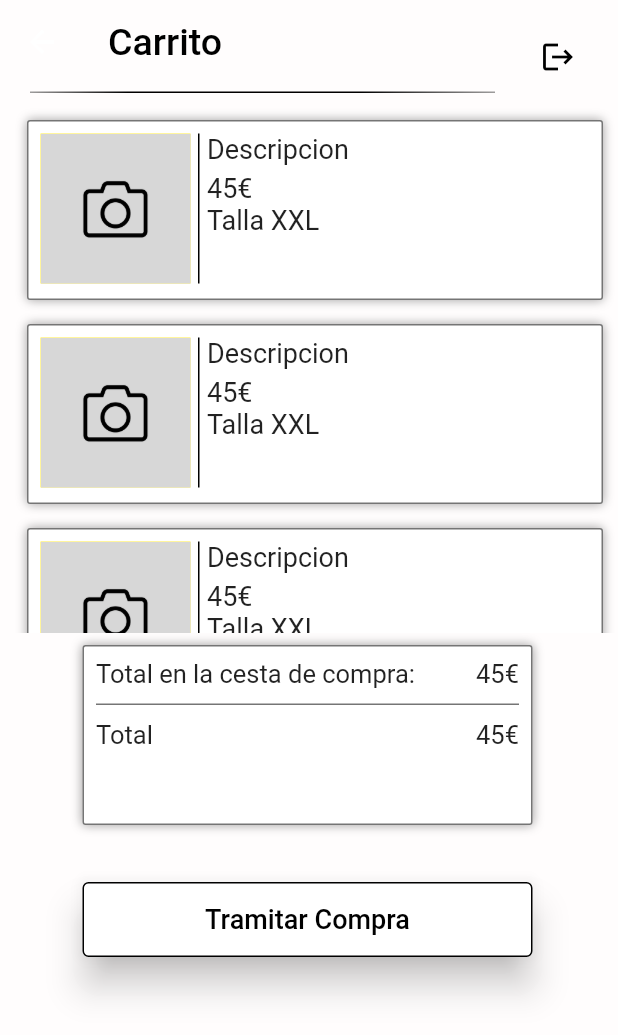
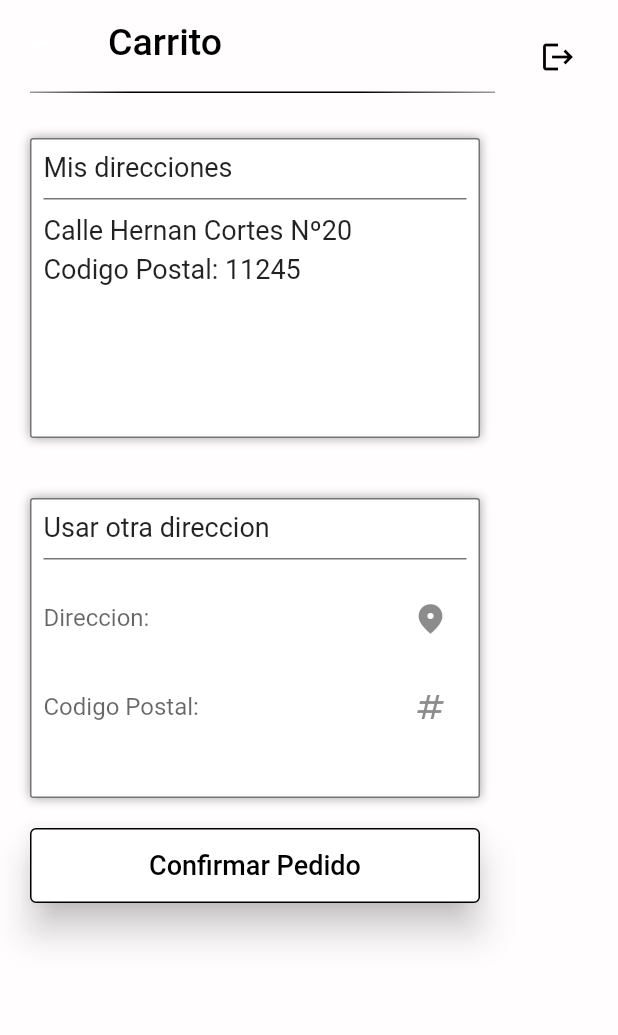
Before and after one commit to Vctrmp1317/zaragoza_app, a Flutter app: the SearchScreen screen opened by its route, scrolled down 300 dp, after a tap on the "shopping bag" icon, after a tap on "Tramitar Compra", on a phone screen of 412 x 824 dp. Shown: the top 1035 px of the screen. Run offline on Flutter 3.47's test engine with Material 2 defaults, Android fonts, the light colour scheme and no system bars; our stand-ins replace avatar_glow, cool_alert, flutter_tts, fluttertoast, image_picker, speech_to_text; missing offline and left inert: dart:html.

Commit message:
Order Screen

```diff
--- a/lib/router/app_routes.dart
+++ b/lib/router/app_routes.dart
@@ -42,6 +42,11 @@ class AppRoutes {
         name: 'Shopping Cart Screen',
         screen: const ShoppingCartScreen(),
         icon: Icons.account_balance_outlined),
+    MenuOption(
+        route: 'orderscreen',
+        name: 'Order Screen',
+        screen: const OrderScreen(),
+        icon: Icons.account_balance_outlined),
   ];
 
   static Map<String, Widget Function(BuildContext)> getAppRoutes() {
--- /dev/null
+++ b/lib/screens/order_screen.dart
@@ -0,0 +1,246 @@
+import 'dart:async';
+import 'dart:io';
+
+import 'package:cool_alert/cool_alert.dart';
+import 'package:flutter/material.dart';
+import 'package:flutter/services.dart';
+import 'package:flutter_tts/flutter_tts.dart';
+import 'package:fluttertoast/fluttertoast.dart';
+import 'package:image_picker/image_picker.dart';
+import 'package:provider/provider.dart';
+import 'package:zaragoza_app/providers/add_form_provider.dart';
+import 'package:zaragoza_app/screens/screens.dart';
+
+final ttsOrder = FlutterTts();
+
+class OrderScreen extends StatefulWidget {
+  const OrderScreen({Key? key}) : super(key: key);
+
+  @override
+  State<OrderScreen> createState() => _OrderScreenState();
+}
+
+class _OrderScreenState extends State<OrderScreen> {
+  @override
+  Widget build(BuildContext context) {
+    ttsOrder.awaitSpeakCompletion(true);
+    ttsOrder.speak('Estas en la pantalla de trámite de pedido');
+    return Scaffold(
+        appBar: _appbar(context),
+        body: SingleChildScrollView(
+          child: Column(
+            crossAxisAlignment: CrossAxisAlignment.start,
+            children: [
+              const _dividerLine(),
+              Column(
+                // ignore: prefer_const_literals_to_create_immutables
+                children: [
+                  const SizedBox(height: 5),
+                  Container(
+                    margin: const EdgeInsets.all(20),
+                    decoration: BoxDecoration(
+                        border: Border.all(color: Colors.black54),
+                        color: Colors.white,
+                        borderRadius: BorderRadius.circular(2),
+                        // ignore: prefer_const_literals_to_create_immutables
+                        boxShadow: [
+                          const BoxShadow(
+                            color: Colors.black38,
+                            blurRadius: 5,
+                            offset: Offset(0, 0),
+                          )
+                        ]),
+                    width: 300,
+                    height: 200,
+                    padding: const EdgeInsets.all(8.0),
+                    child: Column(
+                      children: [
+                        Row(
+                          // ignore: prefer_const_literals_to_create_immutables
+                          children: [
+                            const Text('Mis direcciones',
+                                style: TextStyle(fontSize: 18)),
+                          ],
+                        ),
+                        Container(
+                            height: 1,
+                            width: 300,
+                            color: Colors.black54,
+                            margin: const EdgeInsets.only(top: 10, bottom: 10)),
+                        Row(
+                          // ignore: prefer_const_literals_to_create_immutables
+                          children: [
+                            const Text('Calle Hernan Cortes Nº20',
+                                style: TextStyle(fontSize: 18)),
+                          ],
+                        ),
+                        const SizedBox(
+                          height: 5,
+                        ),
+                        Row(
+                          // ignore: prefer_const_literals_to_create_immutables
+                          children: [
+                            const Text('Codigo Postal: 11245',
+                                style: TextStyle(fontSize: 18)),
+                          ],
+                        ),
+                      ],
+                    ),
+                  ),
+                  Container(
+                    margin: const EdgeInsets.all(20),
+                    decoration: BoxDecoration(
+                        border: Border.all(color: Colors.black54),
+                        color: Colors.white,
+                        borderRadius: BorderRadius.circular(2),
+                        // ignore: prefer_const_literals_to_create_immutables
+                        boxShadow: [
+                          const BoxShadow(
+                            color: Colors.black38,
+                            blurRadius: 5,
+                            offset: Offset(0, 0),
+                          )
+                        ]),
+                    width: 300,
+                    height: 200,
+                    padding: const EdgeInsets.all(8.0),
+                    child: Column(
+                      children: [
+                        Row(
+                          // ignore: prefer_const_literals_to_create_immutables
+                          children: [
+                            const Text('Usar otra direccion',
+                                style: TextStyle(fontSize: 18)),
+                          ],
+                        ),
+                        Container(
+                            height: 1,
+                            width: 300,
+                            color: Colors.black54,
+                            margin: const EdgeInsets.only(top: 10, bottom: 10)),
+                        Form(
+                            child: Column(
+                          children: [
+                            TextFormField(
+                              autocorrect: false,
+                              keyboardType: TextInputType.emailAddress,
+                              decoration: const InputDecoration(
+                                focusColor: Colors.black,
+                                hintText: 'Direccion:',
+                                labelText: 'Direccion:',
+                                suffixIcon: Icon(Icons.fmd_good_sharp),
+                                border: InputBorder.none,
+                              ),
+                            ),
+                            TextFormField(
+                              autocorrect: false,
+                              keyboardType: TextInputType.number,
+                              decoration: const InputDecoration(
+                                focusColor: Colors.black,
+                                hintText: 'Codigo Postal:',
+                                labelText: 'Codigo Postal:',
+                                suffixIcon: Icon(Icons.numbers),
+                                border: InputBorder.none,
+                              ),
+                            ),
+                          ],
+                        ))
+                      ],
+                    ),
+                  ),
+                  ElevatedButton(
+                      style: ButtonStyle(
+                          shadowColor: MaterialStateProperty.all(Colors.black),
+                          side: MaterialStateProperty.all(
+                              const BorderSide(color: Colors.black)),
+                          elevation: MaterialStateProperty.all(10),
+                          fixedSize:
+                              MaterialStateProperty.all(const Size(300, 50)),
+                          backgroundColor:
+                              MaterialStateProperty.all(Colors.white)),
+                      onPressed: () {
+                        ttsOrder.speak('Pedido efectuado con exito');
+                        Fluttertoast.showToast(
+                            msg: "Pedido efectuado con exito",
+                            toastLength: Toast.LENGTH_SHORT,
+                            gravity: ToastGravity.CENTER,
+                            timeInSecForIosWeb: 1,
+                            backgroundColor: Colors.green,
+                            textColor: Colors.black,
+                            fontSize: 16.0);
+                        Timer(const Duration(seconds: 1), () {
+                          Navigator.pushReplacementNamed(context, 'userscreen');
+                        });
+                      },
+                      child: const Text('Confirmar Pedido',
+                          style: TextStyle(fontSize: 18, color: Colors.black)))
+                ],
+              )
+            ],
+          ),
+        ));
+  }
+
+  AppBar _appbar(BuildContext context) {
+    return AppBar(
+      backgroundColor: Colors.transparent,
+      elevation: 0,
+      title: Row(
+        children: [
+          const Text('Carrito',
+              style: TextStyle(color: Colors.black, fontSize: 25)),
+          const Spacer(),
+          const SizedBox(width: 8),
+          Container(
+            margin: const EdgeInsets.only(top: 20),
+            child: IconButton(
+              color: Colors.black,
+              onPressed: () {
+                Navigator.pushNamedAndRemoveUntil(
+                    context, 'userscreen', (route) => false);
+              },
+              icon: const Icon(Icons.logout),
+            ),
+          )
+        ],
+      ),
+    );
+  }
+}
+
+// ignore: camel_case_types
+class _dividerLine extends StatelessWidget {
+  const _dividerLine({
+    Key? key,
+  }) : super(key: key);
+
+  @override
+  Widget build(BuildContext context) {
+    return Row(
+      children: [
+        Container(
+          decoration: const BoxDecoration(
+              color: Colors.black,
+              gradient: LinearGradient(
+                  begin: Alignment.center,
+                  end: Alignment.centerLeft,
+                  colors: [Colors.black, Colors.black38])),
+          height: 1,
+          width: 130,
+          margin: const EdgeInsets.only(left: 20, bottom: 5, top: 5),
+        ),
+        Container(
+          decoration: const BoxDecoration(
+              color: Colors.black,
+              gradient: LinearGradient(
+                  begin: Alignment.center,
+                  end: Alignment.centerRight,
+                  colors: [Colors.black, Colors.black38])),
+          height: 1,
+          width: 180,
+          margin: const EdgeInsets.only(right: 20, bottom: 5, top: 5),
+        ),
+      ],
+    );
+  }
+}
--- a/lib/screens/register_screen.dart
+++ b/lib/screens/register_screen.dart
@@ -183,7 +183,7 @@ class _registerFormState extends State<_registerForm> {
             children: [
               Row(
                 children: [
-                  Text(
+                  const Text(
                     'Tienda: ',
                     style: TextStyle(fontSize: 17),
                   ),
--- a/lib/screens/screens.dart
+++ b/lib/screens/screens.dart
@@ -5,3 +5,4 @@ export '../screens/user_screen.dart';
 export '../screens/register_screen.dart';
 export '../screens/search_screen.dart';
 export '../screens/shopping_cart_screen.dart';
+export '../screens/order_screen.dart';
--- a/lib/screens/search_screen.dart
+++ b/lib/screens/search_screen.dart
@@ -22,7 +22,8 @@ class _SearchScreenState extends State<SearchScreen> {
   @override
   Widget build(BuildContext context) {
     ttsSearch.awaitSpeakCompletion(true);
-    ttsSearch.speak('Bienvenido en la pantalla de busqueda');
+
+    ttsSearch.speak('Bienvenido estas en la pantalla de busqueda');
     return Scaffold(
         appBar: _appbar(context),
         body: SingleChildScrollView(
@@ -50,12 +51,15 @@ class _SearchScreenState extends State<SearchScreen> {
         children: [
           const _searchBar(),
           const Spacer(),
-          IconButton(
-            color: Colors.black,
-            icon: const Icon(Icons.shopping_bag),
-            onPressed: () {
-              Navigator.pushReplacementNamed(context, 'shoppingcartscreen');
-            },
+          Container(
+            margin: EdgeInsets.only(top: 20),
+            child: IconButton(
+              color: Colors.black,
+              icon: const Icon(Icons.shopping_bag),
+              onPressed: () {
+                Navigator.pushReplacementNamed(context, 'shoppingcartscreen');
+              },
+            ),
           ),
           const SizedBox(width: 8),
           Container(
--- a/lib/screens/shopping_cart_screen.dart
+++ b/lib/screens/shopping_cart_screen.dart
@@ -64,7 +64,8 @@ class _SearchScreenState extends State<ShoppingCartScreen> {
                             ],
                           ),
                           Container(
-                              margin: EdgeInsets.only(top: 10, bottom: 10),
+                              margin:
+                                  const EdgeInsets.only(top: 10, bottom: 10),
                               height: 1,
                               width: 300,
                               color: Colors.black54),
@@ -81,20 +82,23 @@ class _SearchScreenState extends State<ShoppingCartScreen> {
                       ),
                     ),
                   ),
-                  SizedBox(
+                  const SizedBox(
                     height: 30,
                   ),
                   ElevatedButton(
                       style: ButtonStyle(
                           shadowColor: MaterialStateProperty.all(Colors.black),
                           side: MaterialStateProperty.all(
-                              BorderSide(color: Colors.black)),
+                              const BorderSide(color: Colors.black)),
                           elevation: MaterialStateProperty.all(10),
-                          fixedSize: MaterialStateProperty.all(Size(300, 50)),
+                          fixedSize:
+                              MaterialStateProperty.all(const Size(300, 50)),
                           backgroundColor:
                               MaterialStateProperty.all(Colors.white)),
-                      onPressed: () {},
-                      child: Text('Tramitar Compra',
+                      onPressed: () {
+                        Navigator.pushReplacementNamed(context, 'orderscreen');
+                      },
+                      child: const Text('Tramitar Compra',
                           style: TextStyle(fontSize: 18, color: Colors.black)))
                 ],
               )
--- a/lib/screens/user_screen.dart
+++ b/lib/screens/user_screen.dart
@@ -55,7 +55,9 @@ class UserScreen extends StatelessWidget {
               IconButton(
                 color: Colors.black,
                 icon: const Icon(Icons.shopping_bag),
-                onPressed: () {},
+                onPressed: () {
+                  Navigator.pushReplacementNamed(context, 'shoppingcartscreen');
+                },
               ),
               Positioned(
                 child: Text('$_counter', style: TextStyle(color: Colors.black)),
--- a/pubspec.yaml
+++ b/pubspec.yaml
@@ -46,6 +46,7 @@ dependencies:
   image_picker: ^0.8.6
   http: ^0.13.5
   flutter_tts: ^3.6.3
+  fluttertoast: ^8.1.2
 
 
 dev_dependencies:
```
Also changed, not shown: pubspec.lock.
